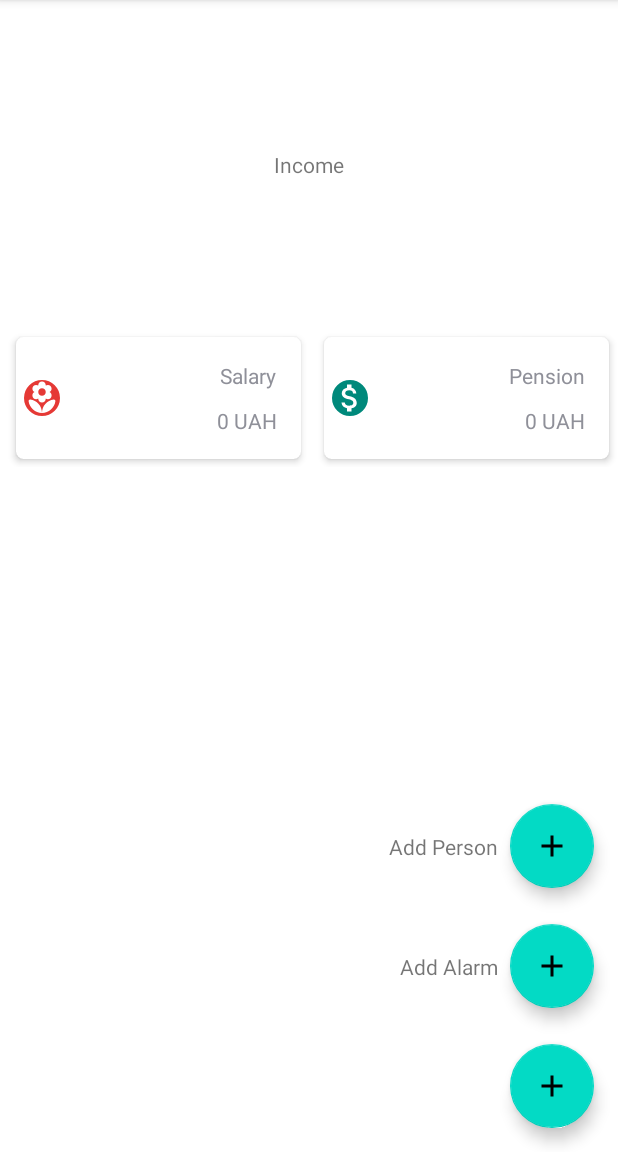
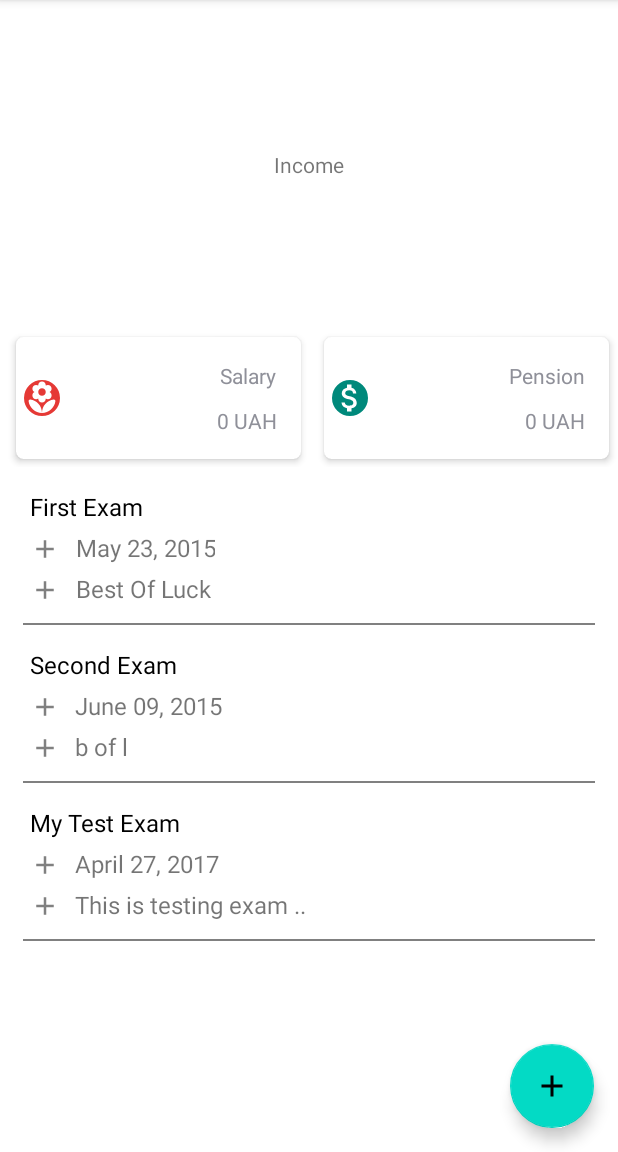
Before and after one commit to viitaliich/Pennychet, an Android app: the screen it shows after launch (MainActivity), in the options menu, after a tap on "More Options", on a phone screen of 412 x 824 dp, the part 84-1236 px from its top. Run offline under Robolectric (Android 15) with nearby library versions, the phone set to English and light mode, and no system bars; our stand-ins replace Room's generated code.

```diff
--- a/Pennychet/app/src/main/java/com/example/pennychet/MainActivity.java
+++ b/Pennychet/app/src/main/java/com/example/pennychet/MainActivity.java
@@ -19,6 +19,8 @@ import androidx.appcompat.app.AppCompatActivity;
 import androidx.appcompat.widget.Toolbar;
 import androidx.core.view.GravityCompat;
 import androidx.drawerlayout.widget.DrawerLayout;
+import androidx.recyclerview.widget.LinearLayoutManager;
+import androidx.recyclerview.widget.RecyclerView;
 import androidx.room.Room;
 
 import com.example.pennychet.database.Account;
@@ -29,6 +31,9 @@ import com.example.pennychet.database.Transaction;
 import com.example.pennychet.ui.ExpandableHeightGridView;
 import com.example.pennychet.ui.GridAdapter;
 import com.example.pennychet.ui.GridModel;
+import com.example.pennychet.ui.listAdapter;
+import com.example.pennychet.ui.listClickListener;
+import com.example.pennychet.ui.listData;
 import com.github.mikephil.charting.charts.PieChart;
 import com.github.mikephil.charting.components.Description;
 import com.github.mikephil.charting.components.Legend;
@@ -49,6 +54,13 @@ public class MainActivity extends AppCompatActivity
         implements DatePickerDialog.OnDateSetListener {
 
     private static final String TAG = "MainActivity";
+
+
+    listAdapter listAdapter;
+    RecyclerView recyclerView;
+    listClickListener listener;
+
+
 
     enum State
     {
@@ -116,9 +128,56 @@ public class MainActivity extends AppCompatActivity
     TextView swapBtnText;
 
     @Override
+    public void onBackPressed()
+    {
+        super.onBackPressed();
+    }
+
+    // Sample data for RecyclerView
+    private List<listData> getData()
+    {
+        List<listData> list = new ArrayList<>();
+        list.add(new listData("First Exam",
+                "May 23, 2015",
+                "Best Of Luck"));
+        list.add(new listData("Second Exam",
+                "June 09, 2015",
+                "b of l"));
+        list.add(new listData("My Test Exam",
+                "April 27, 2017",
+                "This is testing exam .."));
+
+        return list;
+    }
+
+    @Override
     protected void onCreate(Bundle savedInstanceState) {
         super.onCreate(savedInstanceState);
         setContentView(R.layout.activity_main);
+
+
+
+        List<listData> list = new ArrayList<>();
+        list = getData();
+
+        recyclerView
+                = (RecyclerView)findViewById(
+                R.id.recyclerView);
+        listener = new listClickListener() {
+            @Override
+            public void click(int index){
+                Toast.makeText(MainActivity.this, "clicked item index is " + index, Toast.LENGTH_LONG).show();
+            }
+        };
+        listAdapter
+                = new listAdapter(
+                list, getApplication(),listener);
+        recyclerView.setAdapter(listAdapter);
+        recyclerView.setLayoutManager(
+                new LinearLayoutManager(MainActivity.this));
+
+
+
 
         mState = State.EXPENSE;
 
--- /dev/null
+++ b/Pennychet/app/src/main/java/com/example/pennychet/ui/listAdapter.java
@@ -0,0 +1,90 @@
+package com.example.pennychet.ui;
+
+import android.content.Context;
+import android.view.LayoutInflater;
+import android.view.View;
+import android.view.ViewGroup;
+
+import androidx.recyclerview.widget.RecyclerView;
+
+import com.example.pennychet.R;
+
+import java.util.Collections;
+import java.util.List;
+
+public class listAdapter
+        extends RecyclerView.Adapter<listViewHolder> {
+
+    List<listData> list
+            = Collections.emptyList();
+
+    Context context;
+    listClickListener listener;
+
+    public listAdapter(List<listData> list,
+                                Context context,listClickListener listiner)
+    {
+        this.list = list;
+        this.context = context;
+        this.listener = listiner;
+    }
+
+    @Override
+    public listViewHolder
+    onCreateViewHolder(ViewGroup parent,
+                       int viewType)
+    {
+
+        Context context
+                = parent.getContext();
+        LayoutInflater inflater
+                = LayoutInflater.from(context);
+
+        // Inflate the layout
+
+        View photoView
+                = inflater
+                .inflate(R.layout.list_card_item,
+                        parent, false);
+
+        listViewHolder viewHolder
+                = new listViewHolder(photoView);
+        return viewHolder;
+    }
+
+    @Override
+    public void
+    onBindViewHolder(final listViewHolder viewHolder,
+                     final int position)
+    {
+        final int index = viewHolder.getAdapterPosition();
+        viewHolder.examName
+                .setText(list.get(position).name);
+        viewHolder.examDate
+                .setText(list.get(position).date);
+        viewHolder.examMessage
+                .setText(list.get(position).message);
+        viewHolder.view.setOnClickListener(new View.OnClickListener() {
+            @Override
+            public void onClick(View view)
+            {
+                listener.click(index);
+            }
+        });
+    }
+
+    @Override
+    public int getItemCount()
+    {
+        return list.size();
+    }
+
+    @Override
+    public void onAttachedToRecyclerView(
+            RecyclerView recyclerView)
+    {
+        super.onAttachedToRecyclerView(recyclerView);
+    }
+
+
+}
--- /dev/null
+++ b/Pennychet/app/src/main/java/com/example/pennychet/ui/listClickListener.java
@@ -0,0 +1,7 @@
+package com.example.pennychet.ui;
+
+public interface listClickListener {
+
+    void click(int index);
+
+}
--- /dev/null
+++ b/Pennychet/app/src/main/java/com/example/pennychet/ui/listData.java
@@ -0,0 +1,16 @@
+package com.example.pennychet.ui;
+
+public class listData {
+    String name;
+    String date;
+    String message;
+
+    public listData(String name,
+                    String date,
+                    String message)
+    {
+        this.name = name;
+        this.date = date;
+        this.message = message;
+    }
+}
--- /dev/null
+++ b/Pennychet/app/src/main/java/com/example/pennychet/ui/listViewHolder.java
@@ -0,0 +1,33 @@
+package com.example.pennychet.ui;
+
+// ViewHolder code for RecyclerView
+
+import android.view.View;
+import android.widget.TextView;
+
+import androidx.recyclerview.widget.RecyclerView;
+
+import com.example.pennychet.R;
+
+public class listViewHolder
+        extends RecyclerView.ViewHolder {
+    TextView examName;
+    TextView examMessage;
+    TextView examDate;
+    View view;
+
+    listViewHolder(View itemView)
+    {
+        super(itemView);
+        examName
+                = (TextView)itemView
+                .findViewById(R.id.examName);
+        examDate
+                = (TextView)itemView
+                .findViewById(R.id.examDate);
+        examMessage
+                = (TextView)itemView
+                .findViewById(R.id.examMessage);
+        view = itemView;
+    }
+}
--- /dev/null
+++ b/Pennychet/app/src/main/res/layout/list_card_item.xml
@@ -0,0 +1,78 @@
+<?xml version="1.0" encoding="utf-8"?>
+<RelativeLayout
+    xmlns:android="http://schemas.android.com/apk/res/android"
+    xmlns:app="http://schemas.android.com/apk/res-auto"
+    android:layout_width="match_parent"
+    android:layout_height="105dp">
+
+
+    <TextView
+        android:layout_width="200dp"
+        android:id="@+id/examName"
+        android:textSize="16sp"
+        android:layout_marginStart="20dp"
+        android:text="First Exam"
+        android:textColor="@color/black"
+        android:layout_marginEnd="20dp"
+        android:maxLines="1"
+        android:layout_marginTop="15dp"
+        android:layout_height="wrap_content"/>
+
+    <ImageView
+        android:id="@+id/examPic"
+        android:layout_width="20dp"
+        android:layout_height="20dp"
+        android:layout_below="@+id/examName"
+        app:tint="#808080"
+        android:layout_marginStart="20dp"
+        android:layout_marginTop="7dp"
+        app:srcCompat="@drawable/ic_baseline_add_24"/>
+
+    <TextView
+        android:id="@+id/examDate"
+        android:layout_toEndOf="@+id/examPic"
+        android:layout_width="wrap_content"
+        android:layout_height="wrap_content"
+        android:layout_below="@+id/examName"
+        android:layout_marginTop="5dp"
+        android:layout_marginEnd="20dp"
+        android:layout_marginStart="10dp"
+        android:gravity="center"
+        android:text="May 23, 2015"
+        android:textSize="16sp"/>
+
+    <ImageView
+        android:id="@+id/examPic2"
+        android:layout_width="20dp"
+        android:layout_height="20dp"
+        android:layout_below="@+id/examDate"
+        app:tint="#808080"
+        android:layout_marginStart="20dp"
+        android:layout_marginTop="7dp"
+        app:srcCompat="@drawable/ic_baseline_add_24"/>
+
+    <TextView
+        android:id="@+id/examMessage"
+        android:layout_toEndOf="@+id/examPic2"
+        android:layout_width="wrap_content"
+        android:layout_height="wrap_content"
+        android:layout_below="@+id/examDate"
+        android:layout_marginEnd="20dp"
+        android:layout_marginTop="5dp"
+        android:layout_marginStart="10dp"
+        android:gravity="center"
+        android:text="Best Of Luck"
+        android:textSize="16sp"/>
+
+
+    <TextView
+        android:id="@+id/border2"
+        android:layout_width="match_parent"
+        android:layout_height="1dp"
+        android:layout_marginStart="15dp"
+        android:layout_marginEnd="15dp"
+        android:layout_alignParentBottom="true"
+        android:background="#808080"/>
+
+
+</RelativeLayout>
--- a/Pennychet/app/src/main/res/layout/main_screen_main.xml
+++ b/Pennychet/app/src/main/res/layout/main_screen_main.xml
@@ -69,6 +69,22 @@
             android:layout_marginEnd="0dp"
             />
 
+        <LinearLayout
+            android:layout_width="match_parent"
+            android:layout_height="wrap_content"
+            android:orientation="vertical"
+            android:layout_below="@id/ctgGridView"
+            >
+
+            <androidx.recyclerview.widget.RecyclerView
+                android:nestedScrollingEnabled="false"
+                android:id="@+id/recyclerView"
+                android:layout_width="match_parent"
+                android:overScrollMode="never"
+                android:layout_height="wrap_content"/>
+
+        </LinearLayout>
+
     </RelativeLayout>
     </LinearLayout>
 </ScrollView>
```
